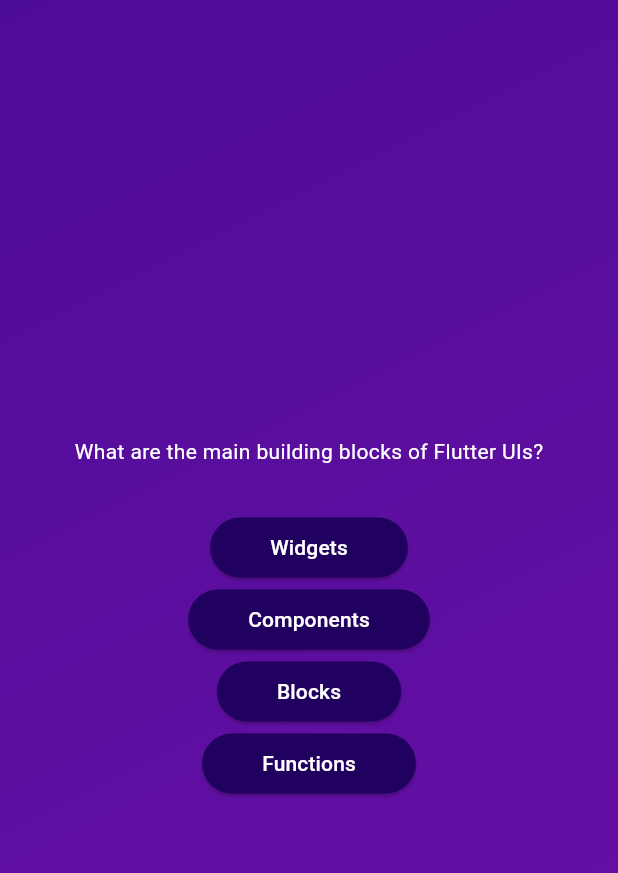
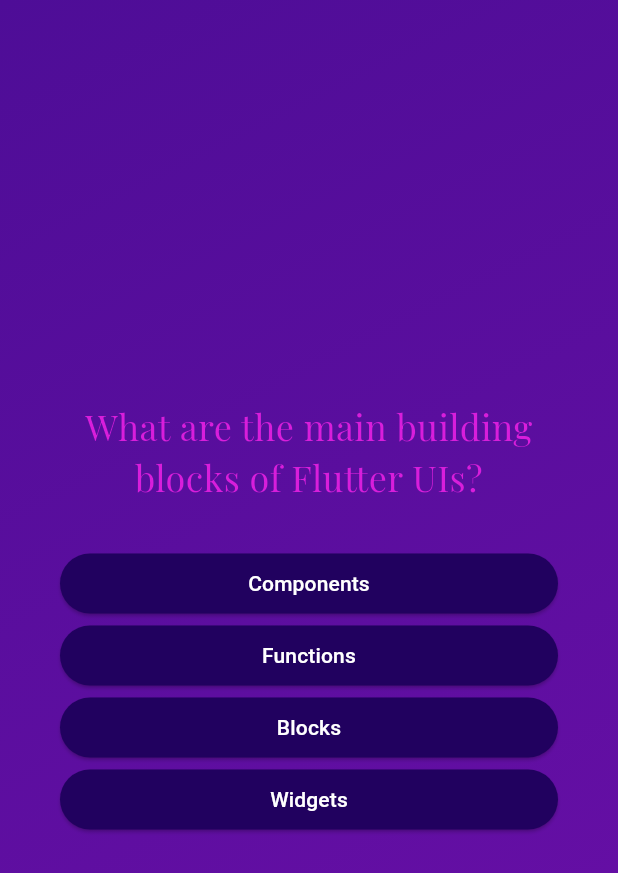
Before and after one commit to rhtmahour/flutter-quiz-app, a Flutter app: the screen it shows after launch, after a tap on "Start Quiz", on a phone screen of 412 x 824 dp. Shown: the top 873 px of the screen. Run offline on Flutter 3.47's test engine with Material 3 defaults, Android fonts, the phone set to English and light mode, and no system bars; our stand-ins replace google_fonts.

Commit message:
This is the code till the ResultScreen prepared

```diff
--- a/lib/answer_button.dart
+++ b/lib/answer_button.dart
@@ -20,6 +20,9 @@
             foregroundColor: Colors.white,
             shape: RoundedRectangleBorder(
                 borderRadius: BorderRadius.circular(40))),
-        child: Text(answerText));
+        child: Text(
+          answerText,
+          textAlign: TextAlign.center,
+        ));
   }
 }
--- a/lib/models/quiz_question.dart
+++ b/lib/models/quiz_question.dart
@@ -3,4 +3,10 @@
 
   final String text;
   final List<String> answers;
+
+  List<String> getShuffledAnswer() {
+    final shuffledList = List.of(answers);
+    shuffledList.shuffle();
+    return shuffledList;
+  }
 }
--- a/lib/question_screen.dart
+++ b/lib/question_screen.dart
@@ -1,9 +1,16 @@
 import 'package:flutter/material.dart';
 import 'package:second_app/answer_button.dart';
 import 'package:second_app/data/questions.dart';
+import 'package:google_fonts/google_fonts.dart';
 
 class QuestionScreen extends StatefulWidget {
-  const QuestionScreen({super.key});
+  const QuestionScreen({
+    super.key,
+    required this.onSelectAnswer,
+  });
+
+  final void Function(String answer) onSelectAnswer;
+
   @override
   State<QuestionScreen> createState() {
     return _QuestionScreenState();
@@ -11,39 +18,52 @@
 }
 
 class _QuestionScreenState extends State<QuestionScreen> {
+  var currtnQuestionIndex = 0;
+
+  void answerQuestion(String selectedAnswer) {
+    widget.onSelectAnswer(selectedAnswer);
+    //currtnQuestionIndex = currtnQuestionIndex + 1;
+    //currtnQuestionIndex += 1;
+    setState(() {
+      currtnQuestionIndex++; //only increment the value by 1
+    });
+  }
+
   @override
   Widget build(context) {
-    final currentQuestion = questions[0];
+    final currentQuestion = questions[currtnQuestionIndex];
 
     return SizedBox(
       width: double.infinity,
+      child: Container(
+        margin: const EdgeInsets.all(40),
         child: Column(
           mainAxisAlignment: MainAxisAlignment.center,
+          crossAxisAlignment: CrossAxisAlignment.stretch,
           children: [
             Text(
               currentQuestion.text,
-            style: const TextStyle(color: Colors.white),
+              style: GoogleFonts.playfairDisplay(
+                color: const Color.fromARGB(255, 216, 30, 219),
+                fontSize: 24,
+                //fontWeight: FontWeight.bold,
+              ),
+              textAlign: TextAlign.center,
             ),
             const SizedBox(
               height: 30,
             ),
-          AnswerButton(
-            answerText: currentQuestion.answers[0],
-            onTap: () {},
-          ),
-          AnswerButton(
-            answerText: currentQuestion.answers[1],
-            onTap: () {},
-          ),
-          AnswerButton(
-            answerText: currentQuestion.answers[2],
-            onTap: () {},
-          ),
-          AnswerButton(
-            answerText: currentQuestion.answers[3],
-            onTap: () {},
+            ...currentQuestion.getShuffledAnswer().map(
+              (answer) {
+                return AnswerButton(
+                    answerText: answer,
+                    onTap: () {
+                      answerQuestion(answer);
+                    });
+              },
             ),
           ],
+        ),
       ),
     );
   }
--- a/lib/quiz.dart
+++ b/lib/quiz.dart
@@ -1,7 +1,8 @@
 import 'package:flutter/material.dart';
+import 'package:second_app/data/questions.dart';
 import 'package:second_app/question_screen.dart';
 import 'package:second_app/start_screen.dart';
-//import 'package:second_app/data/questions.dart';
+import 'package:second_app/results_screen.dart';
 
 class Quiz extends StatefulWidget {
   const Quiz({super.key});
@@ -13,6 +14,8 @@
 }
 
 class _QuizState extends State<Quiz> {
+  List<String> selectedAnswers = [];
+
   var activeScreen = 'start-screen';
 
   void switchScreen() {
@@ -21,12 +24,30 @@
     });
   }
 
+  void chooseAnswer(String answer) {
+    selectedAnswers.add(answer);
+
+    if (selectedAnswers.length == questions.length) {
+      setState(() {
+        selectedAnswers = [];
+        activeScreen = 'results-screen';
+      });
+    }
+  }
+
   @override
   Widget build(context) {
     Widget screenWidget = StartScreen(switchScreen);
 
     if (activeScreen == 'questions-screen') {
-      screenWidget = const QuestionScreen();
+      screenWidget = QuestionScreen(
+        onSelectAnswer: chooseAnswer,
+      );
+    }
+    if (activeScreen == 'results-screen') {
+      screenWidget = ResultsScreen(
+        chosenAnswers: selectedAnswers,
+      );
     }
 
     return MaterialApp(
--- a/lib/start_screen.dart
+++ b/lib/start_screen.dart
@@ -1,4 +1,5 @@
 import 'package:flutter/material.dart';
+import 'package:google_fonts/google_fonts.dart';
 
 class StartScreen extends StatelessWidget {
   const StartScreen(this.startQuiz, {super.key});
@@ -19,10 +20,11 @@
           const SizedBox(
             height: 80,
           ),
-          const Text(
-            'Learn Flutter In the Fun Way!!!',
-            style: TextStyle(fontSize: 24, color: Colors.white),
-          ),
+          Text('Learn Flutter In the Fun Way!!!',
+              style: GoogleFonts.playfairDisplay(
+                fontSize: 24,
+                color: Colors.white,
+              )),
           const SizedBox(
             height: 30,
           ),
--- a/pubspec.yaml
+++ b/pubspec.yaml
@@ -46,6 +46,7 @@
   # package. See that file for information about deactivating specific lint
   # rules and activating additional ones.
   flutter_lints: ^3.0.0
+  google_fonts: ^6.2.1
 
 # For information on the generic Dart part of this file, see the
 # following page: https://dart.dev/tools/pub/pubspec
```
Also changed, not shown: lib/results_screen.dart (added, +34 -0 lines), pubspec.lock, 1 other file. Lines whose indentation alone changed are shown as unchanged.
